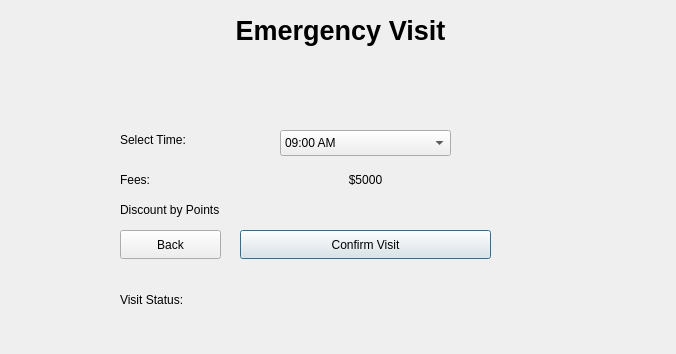
This is bookemergencyvisitwindow.ui in KirolousFouty/Hospital_Project as Qt 5 draws it before an edit. The edited form follows.
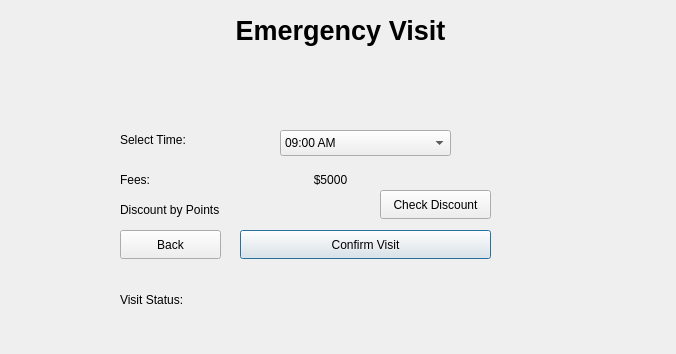
This is the edited form.

Diff of the .ui file:
```diff
--- a/bookemergencyvisitwindow.ui
+++ b/bookemergencyvisitwindow.ui
@@ -128,7 +128,7 @@
     <rect>
      <x>280</x>
      <y>170</y>
-     <width>171</width>
+     <width>101</width>
      <height>20</height>
     </rect>
    </property>
@@ -157,7 +157,7 @@
     <rect>
      <x>280</x>
      <y>200</y>
-     <width>171</width>
+     <width>101</width>
      <height>20</height>
     </rect>
    </property>
@@ -190,6 +190,19 @@
     <set>Qt::AlignCenter</set>
    </property>
   </widget>
+  <widget class="QPushButton" name="checkDiscountButton">
+   <property name="geometry">
+    <rect>
+     <x>380</x>
+     <y>190</y>
+     <width>111</width>
+     <height>29</height>
+    </rect>
+   </property>
+   <property name="text">
+    <string>Check Discount</string>
+   </property>
+  </widget>
  </widget>
  <resources/>
  <connections/>
```
